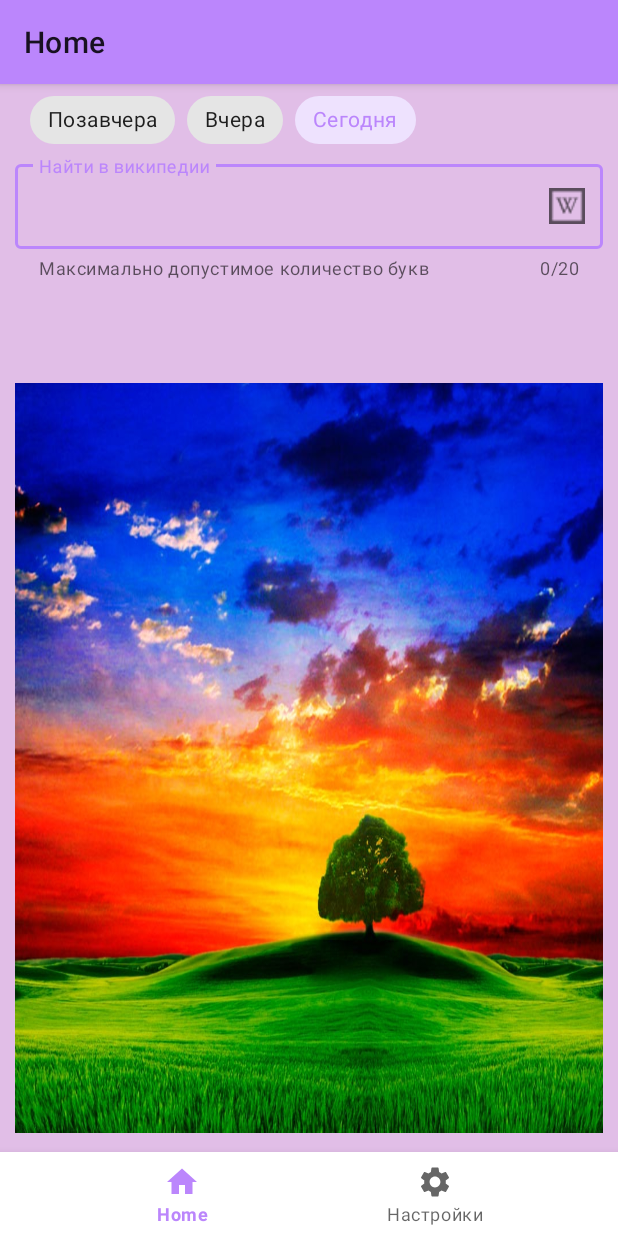
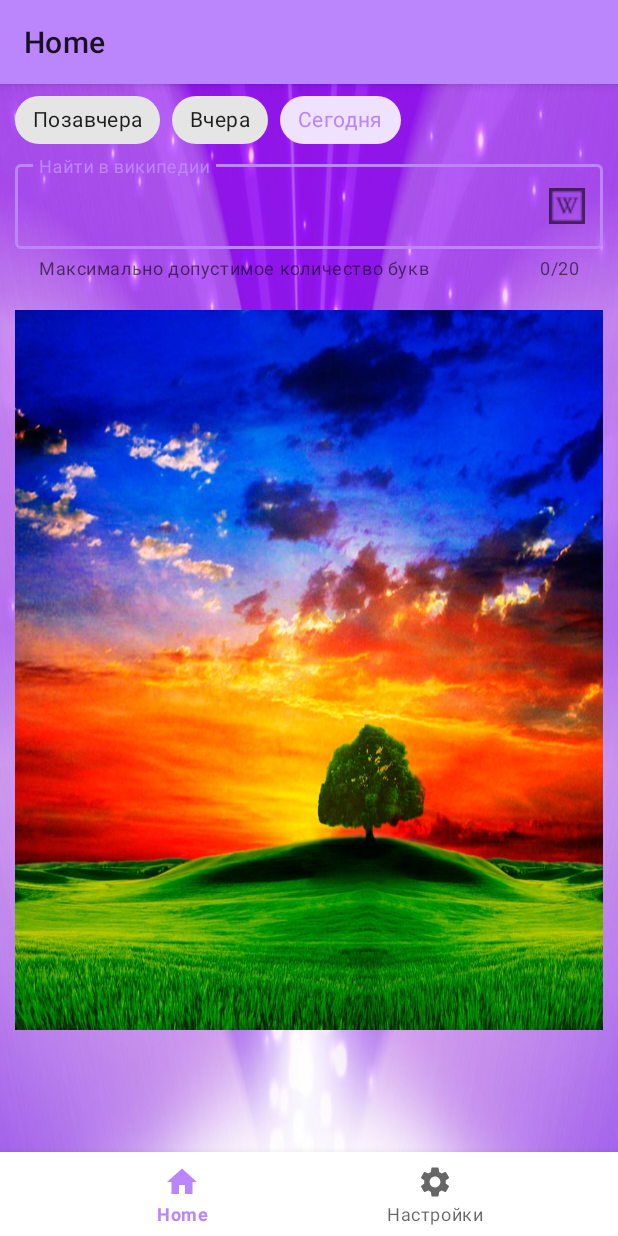
Before and after one commit to Tati1909/MaterialDesign, an Android app: the screen it shows after launch (MainActivity), on a phone screen of 412 x 824 dp. Run offline under Robolectric (Android 15) with nearby library versions, the phone set to English and light mode, and no system bars; our stand-ins replace navigation-ui; pictures from the network do not load.

Commit message:
Некоторые доработки макета

```diff
--- a/app/src/main/res/layout/fragment_picture_of_the_day.xml
+++ b/app/src/main/res/layout/fragment_picture_of_the_day.xml
@@ -4,7 +4,8 @@
     xmlns:tools="http://schemas.android.com/tools"
     android:layout_width="match_parent"
     android:layout_height="match_parent"
-    android:background="@color/purple_100">
+    android:background="@drawable/purple_fon"
+    android:orientation="vertical">
 
     <androidx.constraintlayout.widget.ConstraintLayout
         android:id="@+id/main"
@@ -58,7 +59,7 @@
             app:endIconDrawable="@drawable/ic_wikipedia"
             app:endIconMode="custom"
             app:helperText="@string/wiki_helper_text"
-            app:layout_constraintBottom_toTopOf="@+id/input_edit_text"
+            app:layout_constraintBottom_toTopOf="@+id/image_view"
             app:layout_constraintEnd_toEndOf="parent"
             app:layout_constraintStart_toStartOf="parent"
             app:layout_constraintTop_toBottomOf="@+id/chip_group"
@@ -67,8 +68,7 @@
             <com.google.android.material.textfield.TextInputEditText
                 android:id="@+id/input_edit_text"
                 android:layout_width="match_parent"
-                android:layout_height="wrap_content"
-                app:layout_constraintBottom_toTopOf="@+id/image_view" />
+                android:layout_height="wrap_content" />
 
         </com.google.android.material.textfield.TextInputLayout>
 
@@ -77,9 +77,10 @@
             android:layout_width="match_parent"
             android:layout_height="@dimen/town_header_height"
             android:layout_gravity="center"
+            android:paddingTop="@dimen/margin_small_XX"
             android:contentDescription="@string/photo_of_the_day_stub"
             android:scaleType="fitXY"
-            app:layout_constraintBottom_toBottomOf="parent"
+            app:layout_constraintBottom_toTopOf="@+id/bottom_sheet_frame_layout"
             app:layout_constraintTop_toBottomOf="@+id/input_layout"
             app:srcCompat="@drawable/ic_no_photo_vector"
             tools:ignore="MissingConstraints,NotSibling" />
--- a/app/src/main/res/values/strings.xml
+++ b/app/src/main/res/values/strings.xml
@@ -18,4 +18,5 @@
     <string name="indigo">Indigo</string>
     <string name="pink">Pink</string>
     <string name="purple">Purple</string>
+    <string name="background">фон</string>
 </resources>
--- a/app/src/main/res/values/themes.xml
+++ b/app/src/main/res/values/themes.xml
@@ -11,6 +11,8 @@
         <item name="colorOnSecondary">@color/black</item>
         <!-- Status bar color. -->
         <item name="android:statusBarColor" tools:targetApi="l">?attr/colorPrimaryVariant</item>
+        <item name="textFillColor">@color/black</item>
+        <item name="textOutlineColor">@color/black</item>
         <!-- Customize your theme here. -->
     </style>
 
@@ -52,7 +54,6 @@
     <style name="ChipStyle">
         <item name="android:layout_width">match_parent</item>
         <item name="android:layout_height">wrap_content</item>
-        <item name="android:layout_marginStart">@dimen/margin_small</item>
         <item name="selectionRequired">true</item>
         <item name="singleLine">true</item>
         <item name="singleSelection">true</item>
```
Also changed, not shown: app/src/main/res/layout/fragment_settings.xml (+5 -2 lines), app/src/main/res/drawable/purple_fon.jpg (added).
